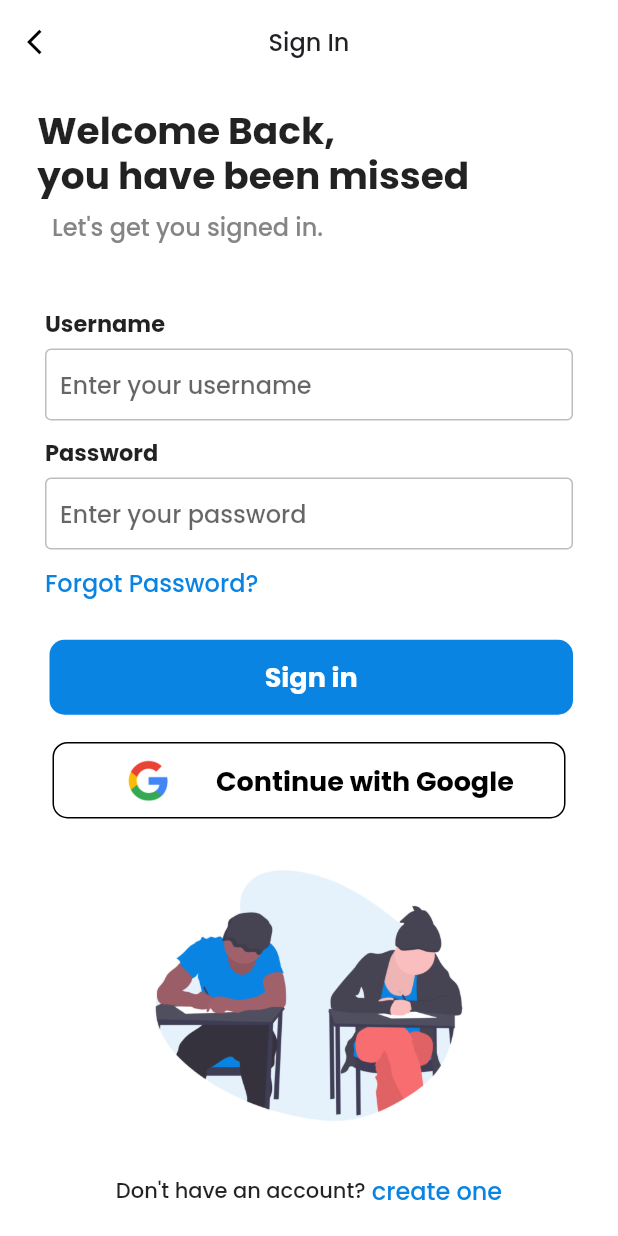
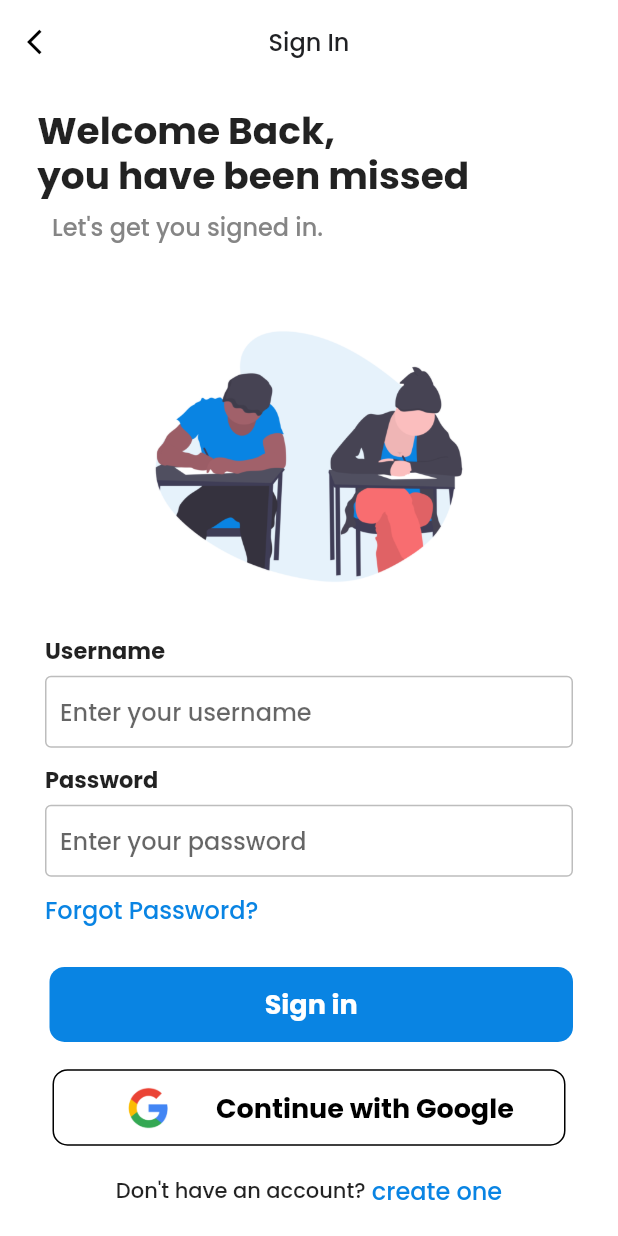
Before and after one commit to seths10/UniCare, a Flutter app: the StudentSignIn screen opened directly, on a phone screen of 412 x 824 dp. Run offline on Flutter 3.47's test engine with Material 2 defaults, Android fonts, the phone set to English and light mode, and no system bars; our stand-ins replace animated_splash_screen, flutter_svg.

```diff
--- a/unicare/lib/screens/Student/Auth/signIn.dart
+++ b/unicare/lib/screens/Student/Auth/signIn.dart
@@ -79,6 +79,16 @@ class StudentSignIn extends StatelessWidget {
                 // ignore: prefer_const_constructors
                 SizedBox(
                   height: 5,
+                ),
+                Container(
+                  padding: const EdgeInsets.only(top: 5),
+                  height: 200,
+                  decoration: const BoxDecoration(
+                    // ignore: unnecessary_const
+                    image: const DecorationImage(
+                        image: AssetImage("assets/images/student.png"),
+                        fit: BoxFit.fitHeight),
+                  ),
                 ),
                 Padding(
                   padding: const EdgeInsets.symmetric(horizontal: 30),
@@ -182,16 +192,7 @@ class StudentSignIn extends StatelessWidget {
                     ),
                   ),
                 ),
-                Container(
-                  padding: const EdgeInsets.only(top: 5),
-                  height: 200,
-                  decoration: const BoxDecoration(
-                    // ignore: unnecessary_const
-                    image: const DecorationImage(
-                        image: AssetImage("assets/images/student.png"),
-                        fit: BoxFit.fitHeight),
-                  ),
-                ),
+
                 Row(
                   mainAxisAlignment: MainAxisAlignment.center,
                   // ignore: prefer_const_literals_to_create_immutables
--- a/unicare/pubspec.yaml
+++ b/unicare/pubspec.yaml
@@ -14,6 +14,9 @@ dependencies:
   flutter_form_builder: ^7.1.1
   cupertino_icons: ^1.0.2
   animated_splash_screen: ^1.1.0
+  firebase_auth: ^3.3.11
+  firebase_core: ^1.13.1
+  firebase_database: ^9.0.8
 
 dev_dependencies:
   flutter_test:
```
Also changed, not shown: unicare/lib/screens/Therapist/Auth/signin.dart (+11 -15 lines), unicare/pubspec.lock, 3 other files.
